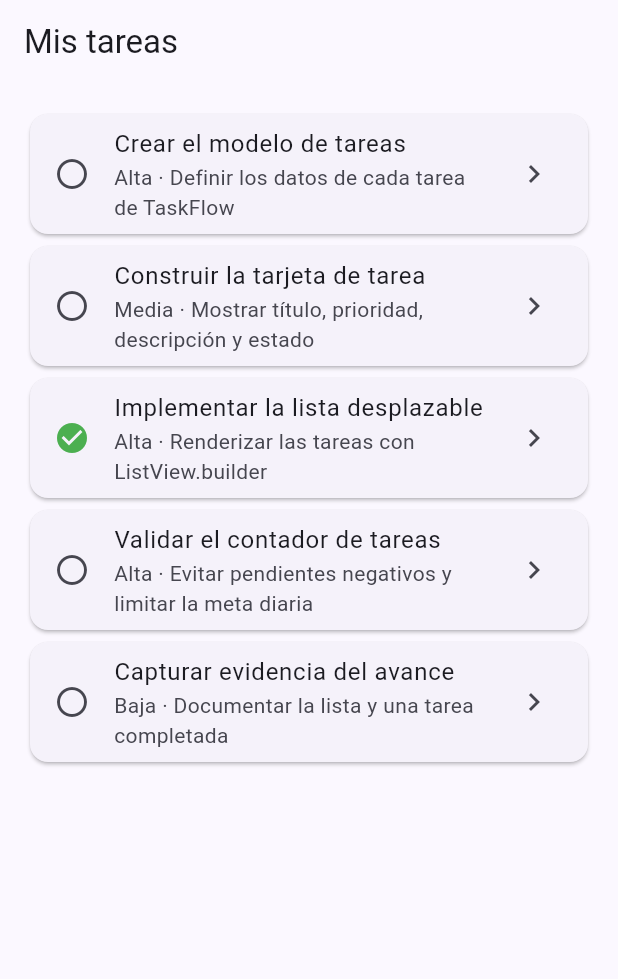
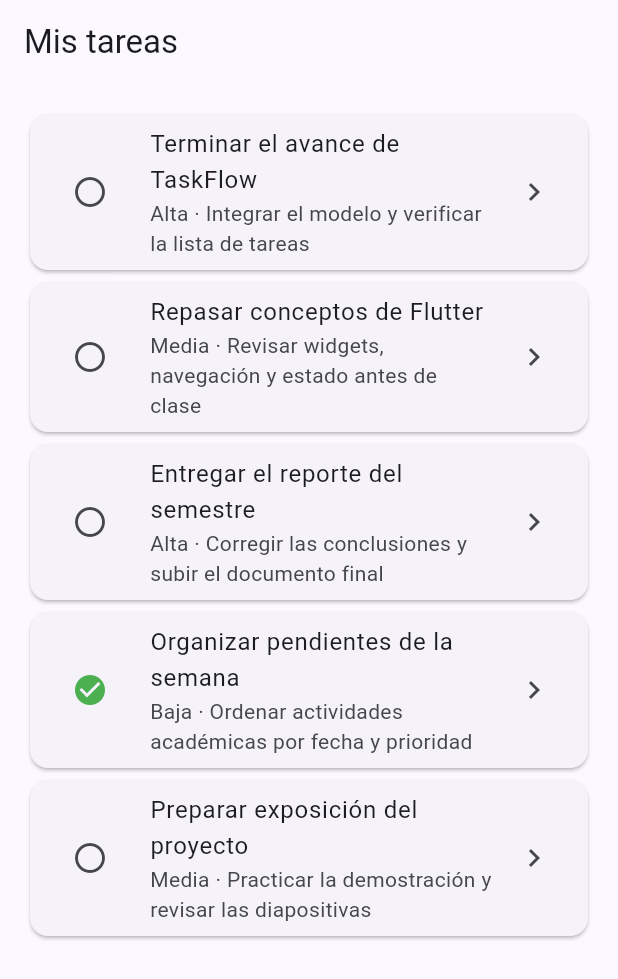
Before and after one commit to melana80/TaskFlow, a Flutter app: the screen it shows after launch, on a phone screen of 412 x 824 dp. Shown: the top 979 px of the screen. Run offline on Flutter 3.47's test engine with Material 3 defaults, Android fonts, the phone set to English and light mode, and no system bars; our stand-ins replace go_router.

Commit message:
docs: definir alcance y modelo de TaskFlow

```diff
--- a/lib/main.dart
+++ b/lib/main.dart
@@ -1,9 +1,78 @@
+import 'package:flutter/material.dart';
 import 'package:go_router/go_router.dart';
-import 'package:flutter/material.dart';
+
+import 'task.dart';
 
 void main() {
   runApp(const TaskFlowApp());
 }
+
+const demoTasks = <Task>[
+  Task(
+    id: 1,
+    title: 'Terminar el avance de TaskFlow',
+    description: 'Integrar el modelo y verificar la lista de tareas',
+    priority: 'Alta',
+    isCompleted: false,
+    userId: 1,
+  ),
+  Task(
+    id: 2,
+    title: 'Repasar conceptos de Flutter',
+    description: 'Revisar widgets, navegación y estado antes de clase',
+    priority: 'Media',
+    isCompleted: false,
+    userId: 1,
+  ),
+  Task(
+    id: 3,
+    title: 'Entregar el reporte del semestre',
+    description: 'Corregir las conclusiones y subir el documento final',
+    priority: 'Alta',
+    isCompleted: false,
+    userId: 1,
+  ),
+  Task(
+    id: 4,
+    title: 'Organizar pendientes de la semana',
+    description: 'Ordenar actividades académicas por fecha y prioridad',
+    priority: 'Baja',
+    isCompleted: true,
+    userId: 1,
+  ),
+  Task(
+    id: 5,
+    title: 'Preparar exposición del proyecto',
+    description: 'Practicar la demostración y revisar las diapositivas',
+    priority: 'Media',
+    isCompleted: false,
+    userId: 1,
+  ),
+];
+
+Task? findTask(int? id) {
+  for (final task in demoTasks) {
+    if (task.id == id) return task;
+  }
+  return null;
+}
+
+final appRouter = GoRouter(
+  routes: [
+    GoRoute(path: '/', builder: (context, state) => const TaskListScreen()),
+    GoRoute(
+      path: '/task/:id',
+      builder: (context, state) {
+        final taskId = int.tryParse(state.pathParameters['id'] ?? '');
+        final extra = state.extra;
+        final task = extra is Task && extra.id == taskId
+            ? extra
+            : findTask(taskId);
+        return TaskDetailScreen(task: task);
+      },
+    ),
+  ],
+);
 
 class TaskFlowApp extends StatelessWidget {
   const TaskFlowApp({super.key});
@@ -22,86 +91,33 @@ class TaskFlowApp extends StatelessWidget {
   }
 }
 
-class Task {
-  const Task({
-    required this.id,
-    required this.title,
-    required this.description,
-    required this.priority,
-    required this.isCompleted,
+class TaskCard extends StatelessWidget {
+  const TaskCard({
+    super.key,
+    required this.task,
+    required this.onToggle,
+    this.onTap,
   });
 
-  final int id;
-  final String title;
-  final String description;
-  final String priority;
-  final bool isCompleted;
-}
-
-const demoTasks = [
-  Task(
-    id: 1,
-    title: 'Crear el modelo de tareas',
-    description: 'Definir los datos de cada tarea de TaskFlow',
-    priority: 'Alta',
-    isCompleted: false,
-  ),
-  Task(
-    id: 2,
-    title: 'Construir la tarjeta de tarea',
-    description: 'Mostrar título, prioridad, descripción y estado',
-    priority: 'Media',
-    isCompleted: false,
-  ),
-  Task(
-    id: 3,
-    title: 'Implementar la lista desplazable',
-    description: 'Renderizar las tareas con ListView.builder',
-    priority: 'Alta',
-    isCompleted: true,
-  ),
-  Task(
-    id: 4,
-    title: 'Validar el contador de tareas',
-    description: 'Evitar pendientes negativos y limitar la meta diaria',
-    priority: 'Alta',
-    isCompleted: false,
-  ),
-  Task(
-    id: 5,
-    title: 'Capturar evidencia del avance',
-    description: 'Documentar la lista y una tarea completada',
-    priority: 'Baja',
-    isCompleted: false,
-  ),
-];
-
-final appRouter = GoRouter(
-  routes: [
-    GoRoute(path: '/', builder: (context, state) => const TaskListScreen()),
-    GoRoute(
-      path: '/task/:id',
-      builder: (context, state) {
-        final taskId = int.parse(state.pathParameters['id']!);
-        return TaskDetailScreen(taskId: taskId);
-      },
-    ),
-  ],
-);
-
-class TaskCard extends StatelessWidget {
-  const TaskCard({super.key, required this.task, this.onTap});
-
   final Task task;
+  final VoidCallback onToggle;
   final VoidCallback? onTap;
 
   @override
   Widget build(BuildContext context) {
     return Card(
       child: ListTile(
-        leading: Icon(
-          task.isCompleted ? Icons.check_circle : Icons.radio_button_unchecked,
+        leading: IconButton(
+          tooltip: task.isCompleted
+              ? 'Marcar como pendiente'
+              : 'Marcar como completada',
+          onPressed: onToggle,
+          icon: Icon(
+            task.isCompleted
+                ? Icons.check_circle
+                : Icons.radio_button_unchecked,
             color: task.isCompleted ? Colors.green : null,
+          ),
         ),
         title: Text(task.title),
         subtitle: Text('${task.priority} · ${task.description}'),
@@ -112,8 +128,24 @@ class TaskCard extends StatelessWidget {
   }
 }
 
-class TaskListScreen extends StatelessWidget {
+class TaskListScreen extends StatefulWidget {
   const TaskListScreen({super.key});
+
+  @override
+  State<TaskListScreen> createState() => _TaskListScreenState();
+}
+
+class _TaskListScreenState extends State<TaskListScreen> {
+  late final List<Task> _tasks = List.of(demoTasks);
+
+  void _toggleTask(Task task) {
+    final index = _tasks.indexWhere((item) => item.id == task.id);
+    if (index == -1) return;
+
+    setState(() {
+      _tasks[index] = task.copyWith(isCompleted: !task.isCompleted);
+    });
+  }
 
   @override
   Widget build(BuildContext context) {
@@ -121,12 +153,13 @@ class TaskListScreen extends StatelessWidget {
       appBar: AppBar(title: const Text('Mis tareas')),
       body: ListView.builder(
         padding: const EdgeInsets.all(16),
-        itemCount: demoTasks.length,
+        itemCount: _tasks.length,
         itemBuilder: (context, index) {
-          final task = demoTasks[index];
+          final task = _tasks[index];
           return TaskCard(
             task: task,
-            onTap: () => context.push('/task/' + task.id.toString()),
+            onToggle: () => _toggleTask(task),
+            onTap: () => context.push('/task/${task.id}', extra: task),
           );
         },
       ),
@@ -135,28 +168,38 @@ class TaskListScreen extends StatelessWidget {
 }
 
 class TaskDetailScreen extends StatelessWidget {
-  const TaskDetailScreen({super.key, required this.taskId});
+  const TaskDetailScreen({super.key, required this.task});
 
-  final int taskId;
+  final Task? task;
 
   @override
   Widget build(BuildContext context) {
-    final task = demoTasks.firstWhere((item) => item.id == taskId);
+    final selected = task;
 
     return Scaffold(
       appBar: AppBar(title: const Text('Detalle de tarea')),
       body: Padding(
         padding: const EdgeInsets.all(24),
-        child: Column(
+        child: selected == null
+            ? const Text('No se encontró esta tarea.')
+            : Column(
                 crossAxisAlignment: CrossAxisAlignment.start,
                 children: [
-            Text(task.title, style: Theme.of(context).textTheme.headlineSmall),
+                  Text(
+                    selected.title,
+                    style: Theme.of(context).textTheme.headlineSmall,
+                  ),
                   const SizedBox(height: 16),
-            Text(task.description),
+                  Text(selected.description),
                   const SizedBox(height: 16),
-            Chip(label: Text('Prioridad: ' + task.priority)),
+                  Chip(label: Text('Prioridad: ${selected.priority}')),
                   const SizedBox(height: 12),
-            Text(task.isCompleted ? 'Estado: completada' : 'Estado: pendiente'),
+                  Text(
+                    selected.isCompleted
+                        ? 'Estado: completada'
+                        : 'Estado: pendiente',
+                  ),
+                  Text('Usuario: ${selected.userId}'),
                   const Spacer(),
                   FilledButton.tonalIcon(
                     onPressed: () => context.pop(),
```
Also changed, not shown: lib/task.dart (added, +39 -0 lines), 1 other file. Lines whose indentation alone changed are shown as unchanged.
